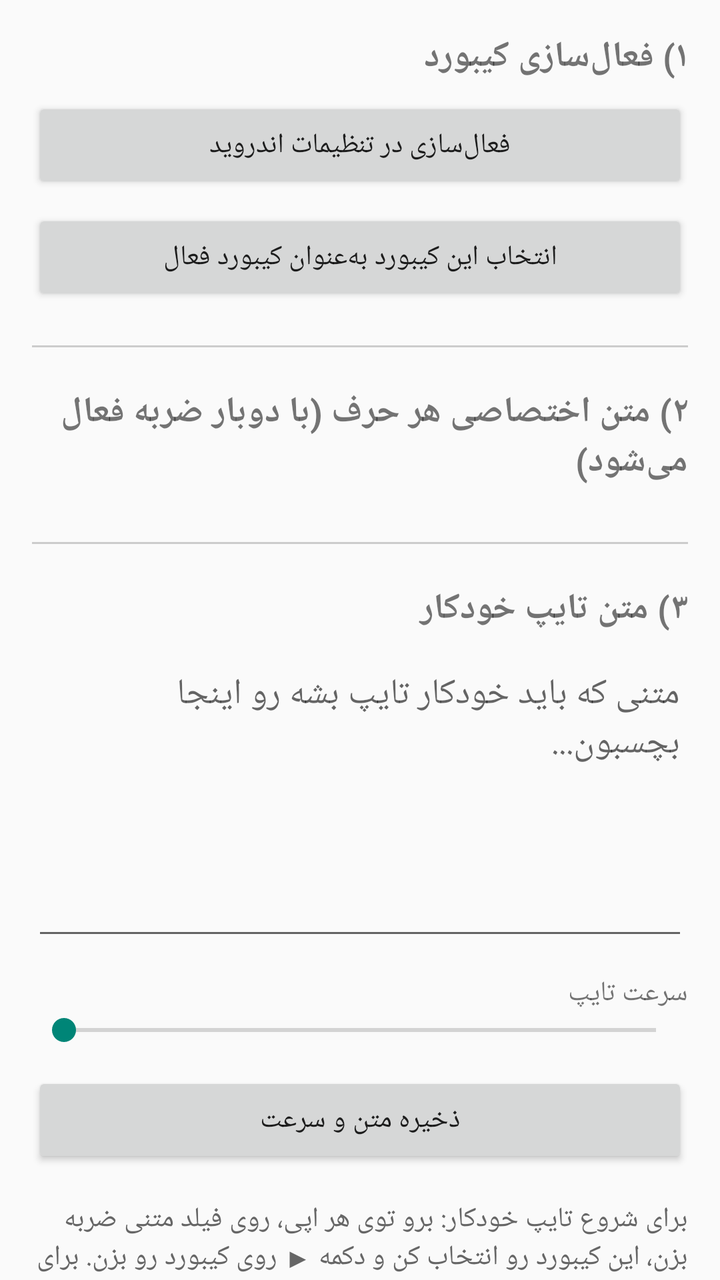
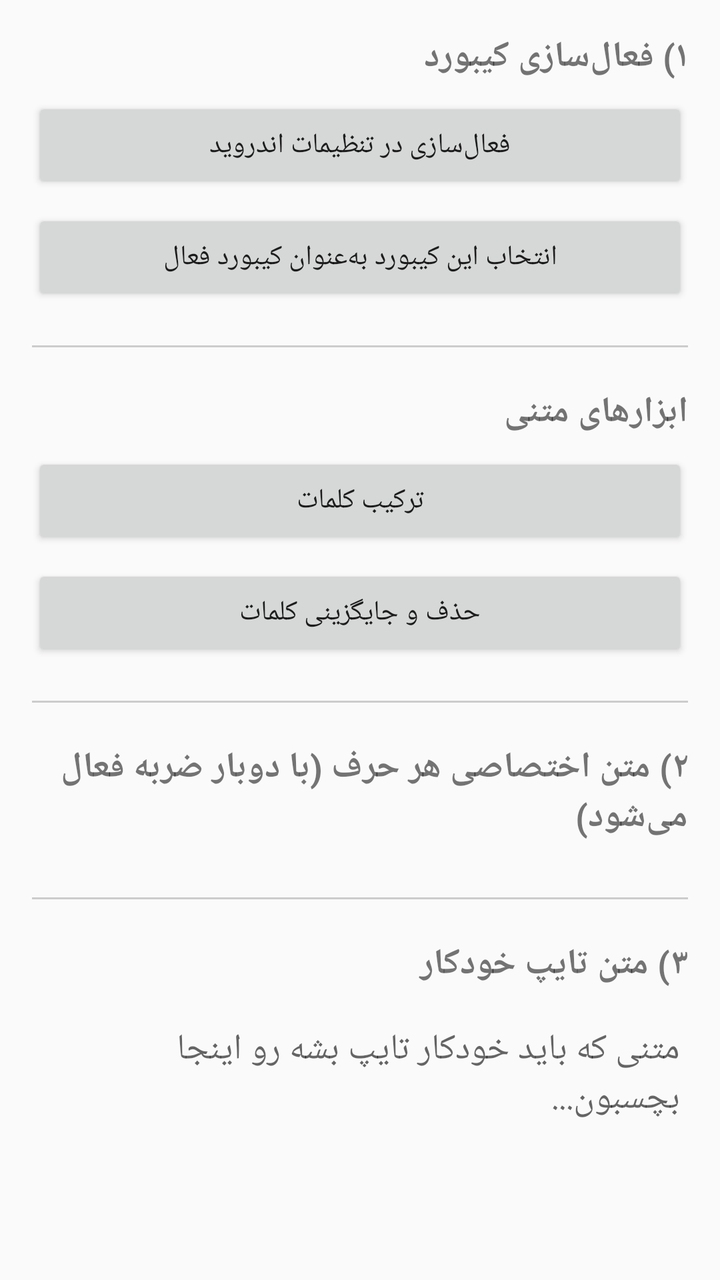

Screens rendered from an Android XML layout before and after an edit, with the pre-edit source and the edit as a unified diff.
<!-- AndroidManifest.xml: application theme Theme.AppCompat.Light -->
<!-- res/layout/activity_settings.xml -->
<?xml version="1.0" encoding="utf-8"?>
<androidx.core.widget.NestedScrollView xmlns:android="http://schemas.android.com/apk/res/android"
    android:layout_width="match_parent"
    android:layout_height="match_parent">

    <LinearLayout
        android:layout_width="match_parent"
        android:layout_height="wrap_content"
        android:orientation="vertical"
        android:padding="16dp">

        <TextView
            android:layout_width="match_parent"
            android:layout_height="wrap_content"
            android:text="۱) فعال‌سازی کیبورد"
            android:textStyle="bold"
            android:textSize="18sp"
            android:paddingBottom="8dp" />

        <Button
            android:id="@+id/btnEnableKeyboard"
            android:layout_width="match_parent"
            android:layout_height="wrap_content"
            android:text="فعال‌سازی در تنظیمات اندروید" />

        <Button
            android:id="@+id/btnSwitchKeyboard"
            android:layout_width="match_parent"
            android:layout_height="wrap_content"
            android:layout_marginTop="8dp"
            android:text="انتخاب این کیبورد به‌عنوان کیبورد فعال" />

        <View
            android:layout_width="match_parent"
            android:layout_height="1dp"
            android:background="#CCCCCC"
            android:layout_marginVertical="20dp" />

        <TextView
            android:layout_width="match_parent"
            android:layout_height="wrap_content"
            android:text="۲) متن اختصاصی هر حرف (با دوبار ضربه فعال می‌شود)"
            android:textStyle="bold"
            android:textSize="18sp"
            android:paddingBottom="8dp" />

        <LinearLayout
            android:id="@+id/lettersContainer"
            android:layout_width="match_parent"
            android:layout_height="wrap_content"
            android:orientation="vertical" />

        <View
            android:layout_width="match_parent"
            android:layout_height="1dp"
            android:background="#CCCCCC"
            android:layout_marginVertical="20dp" />

        <TextView
            android:layout_width="match_parent"
            android:layout_height="wrap_content"
            android:text="۳) متن تایپ خودکار"
            android:textStyle="bold"
            android:textSize="18sp"
            android:paddingBottom="8dp" />

        <EditText
            android:id="@+id/autoTypeEditText"
            android:layout_width="match_parent"
            android:layout_height="wrap_content"
            android:minLines="6"
            android:gravity="top|start"
            android:hint="متنی که باید خودکار تایپ بشه رو اینجا بچسبون..." />

        <TextView
            android:id="@+id/speedLabel"
            android:layout_width="match_parent"
            android:layout_height="wrap_content"
            android:layout_marginTop="12dp"
            android:text="سرعت تایپ" />

        <SeekBar
            android:id="@+id/speedSeekBar"
            android:layout_width="match_parent"
            android:layout_height="wrap_content"
            android:max="295" />

        <Button
            android:id="@+id/btnSaveAutoType"
            android:layout_width="match_parent"
            android:layout_height="wrap_content"
            android:layout_marginTop="12dp"
            android:text="ذخیره متن و سرعت" />

        <TextView
            android:layout_width="match_parent"
            android:layout_height="wrap_content"
            android:layout_marginTop="16dp"
            android:textColor="#666666"
            android:text="برای شروع تایپ خودکار: برو توی هر اپی، روی فیلد متنی ضربه بزن، این کیبورد رو انتخاب کن و دکمه ▶ روی کیبورد رو بزن. برای توقف دوباره ▶ رو بزن." />

    </LinearLayout>
</androidx.core.widget.NestedScrollView>
<!-- resources referenced by this layout -->
<resources>

</resources>

<!-- the commit's change to res/layout/activity_settings.xml (unified diff, before → after) -->
@@ -29,6 +29,33 @@
             android:layout_height="wrap_content"
             android:layout_marginTop="8dp"
             android:text="انتخاب این کیبورد به‌عنوان کیبورد فعال" />
+
+        <View
+            android:layout_width="match_parent"
+            android:layout_height="1dp"
+            android:background="#CCCCCC"
+            android:layout_marginVertical="20dp" />
+
+        <TextView
+            android:layout_width="match_parent"
+            android:layout_height="wrap_content"
+            android:text="ابزارهای متنی"
+            android:textStyle="bold"
+            android:textSize="18sp"
+            android:paddingBottom="8dp" />
+
+        <Button
+            android:id="@+id/btnWordShuffle"
+            android:layout_width="match_parent"
+            android:layout_height="wrap_content"
+            android:text="ترکیب کلمات" />
+
+        <Button
+            android:id="@+id/btnTextReplace"
+            android:layout_width="match_parent"
+            android:layout_height="wrap_content"
+            android:layout_marginTop="8dp"
+            android:text="حذف و جایگزینی کلمات" />
 
         <View
             android:layout_width="match_parent"
